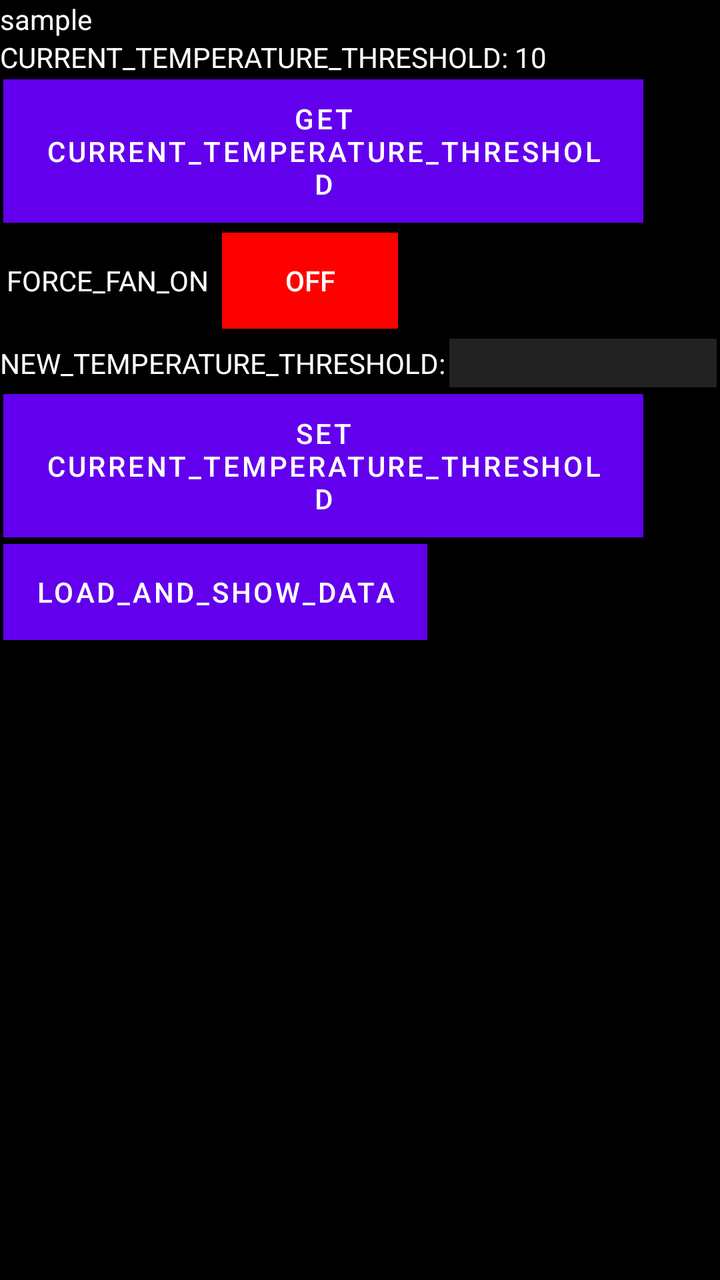
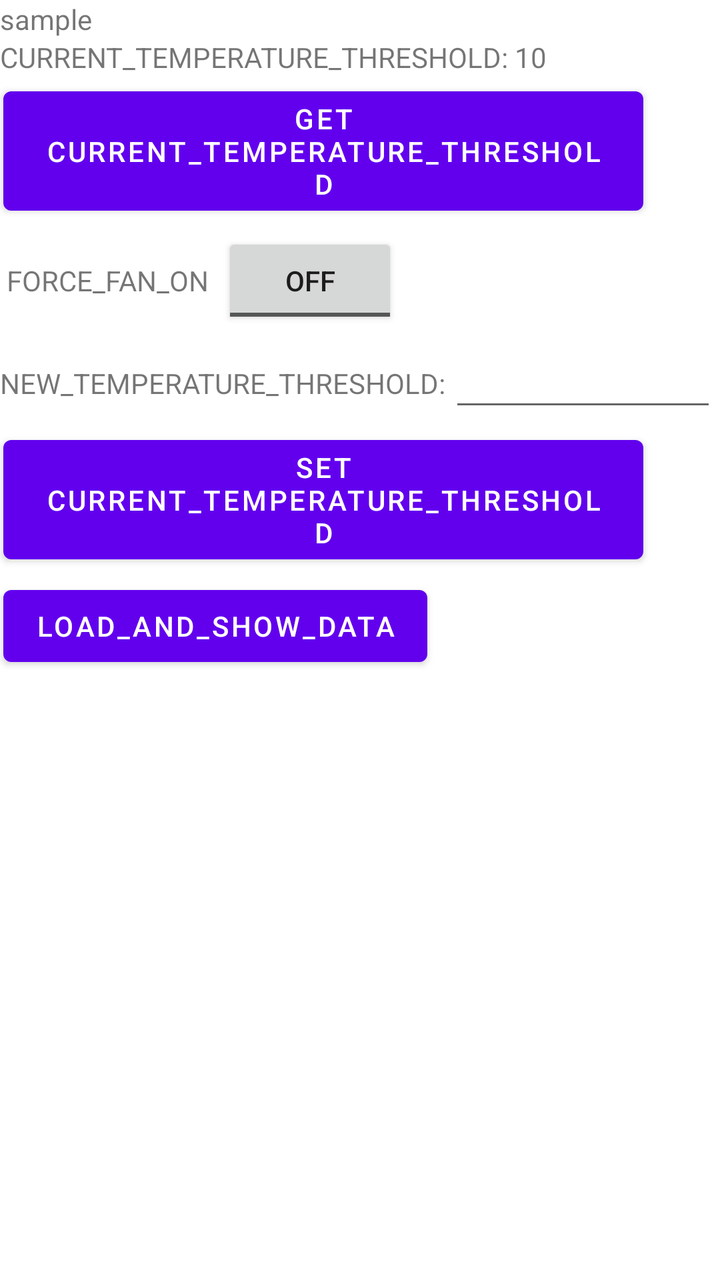

Screens rendered from an Android XML layout before and after an edit, with the pre-edit source and the edit as a unified diff.
<!-- AndroidManifest.xml: fallback theme Theme.MaterialComponents.DayNight.NoActionBar -->
<!-- res/layout/dashboard_activity.xml -->
<?xml version="1.0" encoding="utf-8"?>

<LinearLayout xmlns:android="http://schemas.android.com/apk/res/android"
    android:layout_width="match_parent"
    android:layout_height="match_parent"
    android:background="#000"
    android:orientation="vertical">

    <TextView
        android:id="@+id/tv_device_info"
        android:layout_width="match_parent"
        android:layout_height="wrap_content"
        android:background="#000"
        android:text="sample"
        android:textColor="#fff" />

    <TextView
        android:id="@+id/tv_current_temp_threshold"
        android:layout_width="match_parent"
        android:layout_height="wrap_content"
        android:background="#000"
        android:text="CURRENT_TEMPERATURE_THRESHOLD: 10"
        android:textColor="#fff" />

    <Button
        android:id="@+id/button_get_threshold"
        android:layout_width="wrap_content"
        android:layout_height="wrap_content"
        android:layout_margin="5px"
        android:background="#222"
        android:text="GET CURRENT_TEMPERATURE_THRESHOLD"
        android:textColor="#fff" />

    <LinearLayout
        android:layout_width="match_parent"
        android:layout_height="wrap_content"
        android:orientation="horizontal">

        <TextView
            android:layout_width="wrap_content"
            android:layout_height="wrap_content"
            android:layout_margin="10px"
            android:background="#000"
            android:text="FORCE_FAN_ON"
            android:textColor="#fff" />

        <ToggleButton
            android:id="@+id/toggle_button_force_fan_on"
            android:layout_width="wrap_content"
            android:layout_height="wrap_content"
            android:layout_margin="10px"
            android:background="#f00"
            android:textColor="#fff" />
    </LinearLayout>

    <LinearLayout
        android:layout_width="match_parent"
        android:layout_height="wrap_content"
        android:orientation="horizontal">

        <TextView
            android:layout_width="wrap_content"
            android:layout_height="wrap_content"
            android:background="#000"

            android:text="NEW_TEMPERATURE_THRESHOLD:"
            android:textColor="#fff" />

        <EditText
            android:id="@+id/edit_text_threshold_input"
            android:layout_width="match_parent"
            android:layout_height="wrap_content"
            android:layout_margin="5px"
            android:background="#222"
            android:textColor="#fff" />

    </LinearLayout>

    <Button
        android:id="@+id/button_set_threshold"
        android:layout_width="wrap_content"
        android:layout_height="wrap_content"
        android:layout_margin="5px"
        android:background="#222"
        android:text="SET CURRENT_TEMPERATURE_THRESHOLD"
        android:textColor="#fff" />

    <Button
        android:id="@+id/button_download_data"
        android:layout_width="wrap_content"
        android:layout_height="wrap_content"
        android:layout_margin="5px"
        android:background="#222"
        android:text="LOAD_AND_SHOW_DATA"
        android:textColor="#fff" />
</LinearLayout>
<!-- resources referenced by this layout -->
<resources>

</resources>

<!-- the commit's change to res/layout/dashboard_activity.xml (unified diff, before → after) -->
@@ -3,33 +3,29 @@
 <LinearLayout xmlns:android="http://schemas.android.com/apk/res/android"
     android:layout_width="match_parent"
     android:layout_height="match_parent"
-    android:background="#000"
+    android:layout_margin="20px"
     android:orientation="vertical">
 
     <TextView
         android:id="@+id/tv_device_info"
         android:layout_width="match_parent"
         android:layout_height="wrap_content"
-        android:background="#000"
-        android:text="sample"
-        android:textColor="#fff" />
+        android:text="sample"/>
 
     <TextView
         android:id="@+id/tv_current_temp_threshold"
         android:layout_width="match_parent"
         android:layout_height="wrap_content"
-        android:background="#000"
         android:text="CURRENT_TEMPERATURE_THRESHOLD: 10"
-        android:textColor="#fff" />
+        />
 
     <Button
         android:id="@+id/button_get_threshold"
         android:layout_width="wrap_content"
         android:layout_height="wrap_content"
         android:layout_margin="5px"
-        android:background="#222"
         android:text="GET CURRENT_TEMPERATURE_THRESHOLD"
-        android:textColor="#fff" />
+        />
 
     <LinearLayout
         android:layout_width="match_parent"
@@ -40,17 +36,13 @@
             android:layout_width="wrap_content"
             android:layout_height="wrap_content"
             android:layout_margin="10px"
-            android:background="#000"
-            android:text="FORCE_FAN_ON"
-            android:textColor="#fff" />
+            android:text="FORCE_FAN_ON"/>
 
         <ToggleButton
             android:id="@+id/toggle_button_force_fan_on"
             android:layout_width="wrap_content"
             android:layout_height="wrap_content"
-            android:layout_margin="10px"
-            android:background="#f00"
-            android:textColor="#fff" />
+            android:layout_margin="10px"/>
     </LinearLayout>
 
     <LinearLayout
@@ -61,18 +53,14 @@
         <TextView
             android:layout_width="wrap_content"
             android:layout_height="wrap_content"
-            android:background="#000"
 
-            android:text="NEW_TEMPERATURE_THRESHOLD:"
-            android:textColor="#fff" />
+            android:text="NEW_TEMPERATURE_THRESHOLD:"/>
 
         <EditText
             android:id="@+id/edit_text_threshold_input"
             android:layout_width="match_parent"
             android:layout_height="wrap_content"
-            android:layout_margin="5px"
-            android:background="#222"
-            android:textColor="#fff" />
+            android:layout_margin="5px"/>
 
     </LinearLayout>
 
@@ -81,16 +69,12 @@
         android:layout_width="wrap_content"
         android:layout_height="wrap_content"
         android:layout_margin="5px"
-        android:background="#222"
-        android:text="SET CURRENT_TEMPERATURE_THRESHOLD"
-        android:textColor="#fff" />
+        android:text="SET CURRENT_TEMPERATURE_THRESHOLD"/>
 
     <Button
         android:id="@+id/button_download_data"
         android:layout_width="wrap_content"
         android:layout_height="wrap_content"
         android:layout_margin="5px"
-        android:background="#222"
-        android:text="LOAD_AND_SHOW_DATA"
-        android:textColor="#fff" />
+        android:text="LOAD_AND_SHOW_DATA"/>
 </LinearLayout>
